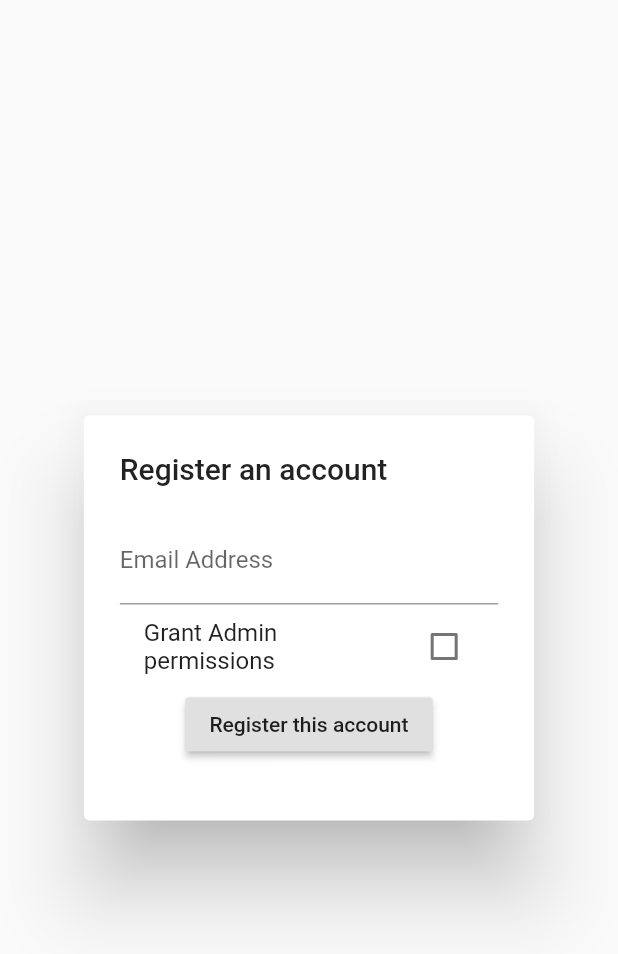
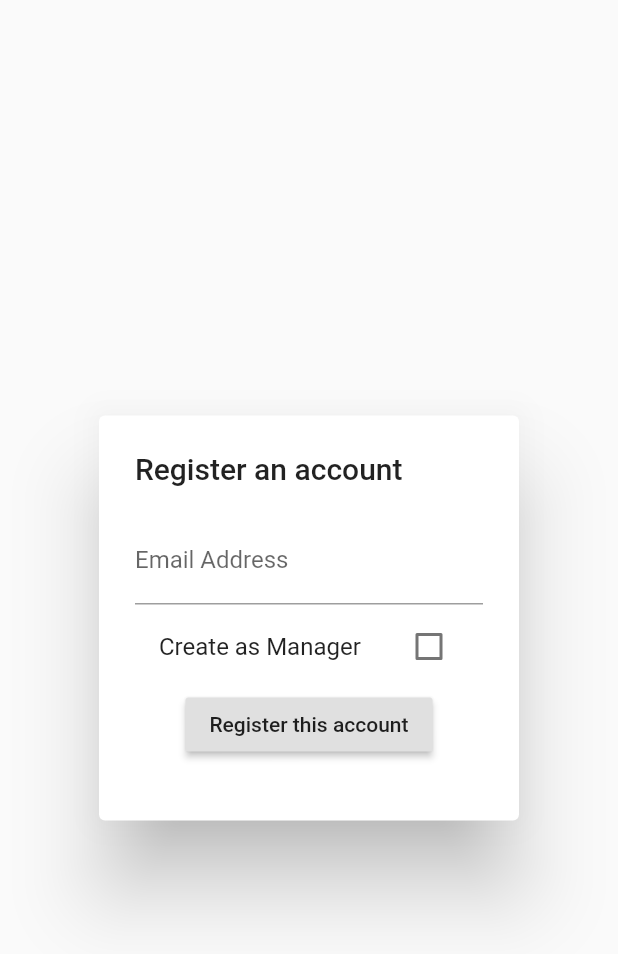
Before and after one commit to eso5-uol/Flutter-reciepts-app, a Flutter app: the Register widget shown alone on an empty page, opened directly, on a phone screen of 412 x 824 dp. Shown: the top 954 px of the screen. Run offline on Flutter 3.47's test engine with Material 2 defaults, Android fonts, the phone set to English and light mode, and no system bars; our stand-ins replace cloud_firestore, firebase_auth, firebase_core, fluttertoast, random_string; accounts and stored records are empty.

Commit message:
Renaming "Grant Admin permissions" from register screen to "Create as Manager"

```diff
--- a/fdm_expenses_app/lib/screens/register/register.dart
+++ b/fdm_expenses_app/lib/screens/register/register.dart
@@ -50,7 +50,7 @@ class _RegisterState extends State<Register> {
                       _isAdmin = value;
                     });
                   },
-                  title: new Text("Grant Admin permissions"),
+                  title: new Text("Create as Manager"),
                 ),
                 RaisedButton(
                     child: Text("Register this account"),
```
